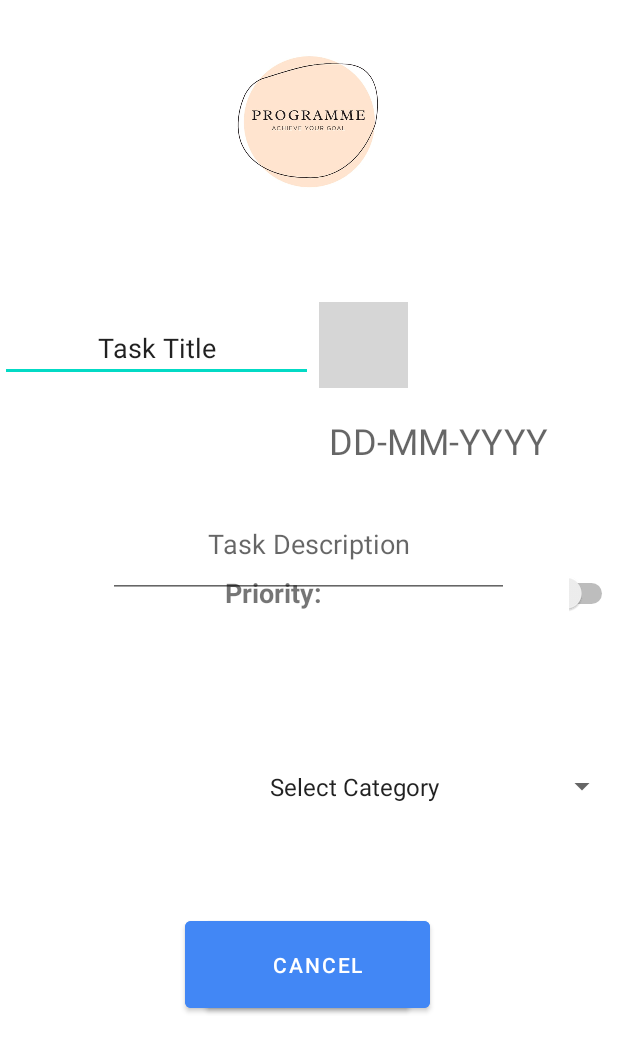
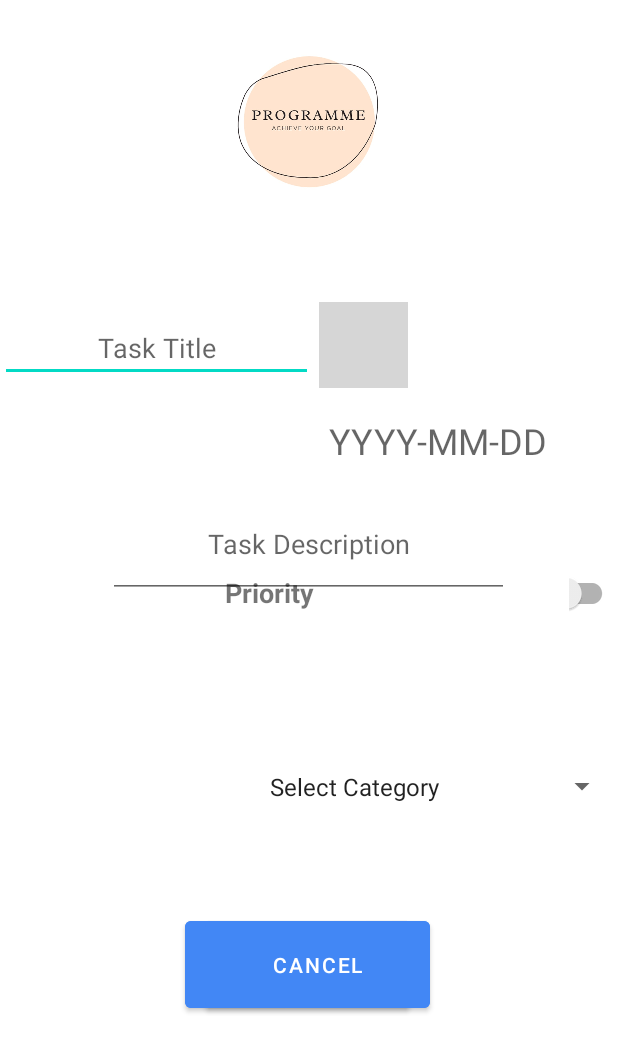
Before and after one commit to gurtejboparai/taskmonitoring, an Android app: the AddActivity screen opened directly, with no data from a screen before it, on a phone screen of 412 x 824 dp. Shown: the top 1053 px of the screen. Run offline under Robolectric (Android 15) with nearby library versions, the phone set to English and light mode, and no system bars; Roboto replaces fonts that are not available here; 1 statement that could not run was skipped; grey boxes are pictures that could not be loaded.

Commit message:
Made the project more consistent and kinda fix the delete task problem.

```diff
--- a/app/src/main/java/com/example/myapplication/presentation/TabFragment.java
+++ b/app/src/main/java/com/example/myapplication/presentation/TabFragment.java
@@ -79,6 +79,8 @@ public class TabFragment extends Fragment {
                 deletedTask[0]=task[0].getTaskTitle();
                 taskList.remove(pos);
                 tasks.deleteTask(task[0]);
+                Intent homepage = new Intent(getActivity(), ViewTaskActivity.class);
+                startActivity(homepage);
                 recyclerViewAdapter.notifyItemRemoved(pos);
                 Snackbar.make(recyclerView,deletedTask[0],Snackbar.LENGTH_LONG)
                         .setAction("Undo", new View.OnClickListener() {
@@ -155,7 +157,7 @@ public class TabFragment extends Fragment {
             view = LayoutInflater.from(getActivity()).inflate(R.layout.row, viewGroup, false);
 
             final MyViewHolder viewHolder = new MyViewHolder(view);
-            final int sd=i;
+
             viewHolder.row.setOnClickListener(new View.OnClickListener() {
                 @Override
                 public void onClick(View v) {
--- a/app/src/main/res/layout-v23/test_activity_main.xml
+++ b/app/src/main/res/layout-v23/test_activity_main.xml
@@ -148,7 +148,7 @@
             android:layout_width="wrap_content"
             android:layout_height="wrap_content"
             android:contextClickable="true"
-            android:text="@string/tabMislenious" />
+            android:text="@string/tabOthers" />
 
 
     </com.google.android.material.tabs.TabLayout>
--- a/app/src/main/res/layout/activity_add_task.xml
+++ b/app/src/main/res/layout/activity_add_task.xml
@@ -15,7 +15,7 @@
         android:layout_centerHorizontal="true"
         android:layout_marginTop="0dp"
         android:layout_marginBottom="420dp"
-        android:contentDescription="TODO"
+        tools:ignore="contentDescription"
         android:scaleType="centerCrop"
         app:layout_constraintBottom_toBottomOf="parent"
         app:layout_constraintEnd_toEndOf="parent"
@@ -29,13 +29,12 @@
         android:layout_width="59dp"
         android:layout_height="57dp"
         android:layout_alignParentEnd="true"
-        android:layout_alignParentRight="true"
         android:layout_alignParentBottom="true"
         android:layout_marginEnd="140dp"
-        android:layout_marginRight="140dp"
         android:layout_marginBottom="565dp"
         android:scaleType="fitStart"
-        android:src="@drawable/calender" />
+        android:src="@drawable/calender"
+        tools:ignore="contentDescription"/>
 
     <EditText
         android:id="@+id/taskTitle"
@@ -43,30 +42,28 @@
         android:layout_height="wrap_content"
         android:layout_alignParentTop="true"
         android:layout_alignParentEnd="true"
-        android:layout_alignParentRight="true"
         android:layout_centerHorizontal="true"
         android:layout_marginTop="209dp"
         android:layout_marginEnd="203dp"
-        android:layout_marginRight="203dp"
         android:ems="10"
         android:gravity="center_horizontal"
+        android:hint="@string/title"
         android:inputType="textPersonName"
-        android:text="Task Title" />
+        android:autofillHints="@string/title"
+        tools:ignore="RelativeOverlap" />
 
     <TextView
         android:id="@+id/date"
         android:layout_width="210dp"
         android:layout_height="wrap_content"
         android:layout_alignParentStart="true"
-        android:layout_alignParentLeft="true"
         android:layout_alignParentTop="true"
         android:layout_centerHorizontal="true"
         android:layout_marginStart="187dp"
-        android:layout_marginLeft="187dp"
         android:layout_marginTop="277dp"
         android:gravity="center"
-        android:hint="DD-MM-YYYY"
-        android:textSize="24dp" />
+        android:hint="@string/yyyy_mm_dd"
+        android:textSize="24sp" />
 
     <EditText
         android:id="@+id/taskDescription"
@@ -77,63 +74,57 @@
         android:layout_marginTop="327dp"
         android:ems="10"
         android:gravity="center_horizontal|center_vertical"
-        android:hint="Task Description"
-        android:inputType="textMultiLine" />
+        android:hint="@string/description"
+        android:inputType="textMultiLine"
+        android:autofillHints="@string/description" />
 
     <TextView
         android:id="@+id/priority"
         android:layout_width="99dp"
         android:layout_height="45dp"
         android:layout_alignParentStart="true"
-        android:layout_alignParentLeft="true"
         android:layout_alignParentBottom="true"
         android:layout_marginStart="150dp"
-        android:layout_marginLeft="150dp"
         android:layout_marginBottom="406dp"
         android:gravity="center_vertical"
-        android:text="Priority:"
+        android:text="@string/priority"
         android:textSize="18sp"
         android:textStyle="bold" />
 
-    <Switch
+    <androidx.appcompat.widget.SwitchCompat
         android:id="@+id/highPriority"
         android:layout_width="99dp"
         android:layout_height="45dp"
         android:layout_alignParentStart="true"
-        android:layout_alignParentLeft="true"
         android:layout_alignParentBottom="true"
         android:layout_marginStart="379dp"
-        android:layout_marginLeft="379dp"
         android:layout_marginBottom="406dp"
-        android:text="High" />
+        android:text="@string/high" />
 
     <Button
         android:id="@+id/saveButton"
         android:layout_width="150dp"
         android:layout_height="70dp"
         android:layout_alignParentStart="true"
-        android:layout_alignParentLeft="true"
         android:layout_alignParentBottom="true"
         android:layout_marginStart="123dp"
-        android:layout_marginLeft="123dp"
         android:layout_marginBottom="146dp"
         android:backgroundTint="@color/blue"
         android:onClick="saveBtnOnClick"
-        android:text="SAVE" />
+        android:text="@string/save" />
 
     <Button
         android:id="@+id/cancelButton"
         android:layout_width="150dp"
         android:layout_height="70dp"
         android:layout_alignParentEnd="true"
-        android:layout_alignParentRight="true"
         android:layout_alignParentBottom="true"
         android:layout_marginEnd="125dp"
-        android:layout_marginRight="125dp"
         android:layout_marginBottom="146dp"
         android:backgroundTint="@color/blue"
-        android:onClick="cancelBtnOnClick"
-        android:text="CANCEL" />
+        android:clickable="true"
+        android:text="@string/cancel"
+        android:focusable="true" />
 
     <Spinner
         android:id="@+id/dropDown"
@@ -146,8 +137,6 @@
         android:layout_marginTop="512dp"
         android:layout_marginBottom="287dp"
         android:gravity="center"
-        android:scrollbarSize="8dp"
-        android:layout_alignParentLeft="true"
-        android:layout_marginLeft="172dp" />
+        android:scrollbarSize="8dp" />
 
 </RelativeLayout>
--- a/app/src/main/res/values/strings.xml
+++ b/app/src/main/res/values/strings.xml
@@ -14,7 +14,7 @@
     <string name="add_task">Add Task</string>
     <string name="start_time">Start Time</string>
     <string name="end_time">End Time</string>
-    <string name="description">Description</string>
+    <string name="description">Task Description</string>
     <string name="priority">Priority</string>
     <string name="high">High</string>
     <string name="medium">Medium</string>
@@ -23,9 +23,10 @@
     <string name="ongoing">Ongoing</string>
     <string name="finished">Finished</string>
     <string name="save">Save</string>
+    <string name="cancel">Cancel</string>
     <string name="delete">Delete</string>
     <string name="date">Date</string>
-    <string name="title">Title</string>
+    <string name="title">Task Title</string>
     <string name="sort">Sort</string>
     <string name="tabAll">All</string>
     <string name="tabFitness">Fitness</string>
@@ -33,8 +34,9 @@
     <string name="tabSchool">School</string>
     <string name="tabAppointment">Appointment</string>
     <string name="tabProductivity">Productivity</string>
-    <string name="tabMislenious">Mislenious</string>
+    <string name="tabOthers">Others</string>
     <string name="plus">+</string>
+    <string name="yyyy_mm_dd">YYYY-MM-DD</string>
     <string-array name="category_array">
         <item>Select Category</item>
         <item>FITNESS</item>
```
Also changed, not shown: app/src/main/java/com/example/myapplication/presentation/ViewTaskActivity.java (+7 -8 lines), app/src/main/res/layout/activity_edit_task.xml (+20 -27 lines), app/src/main/res/layout/test_activity_main.xml (+2 -5 lines).
